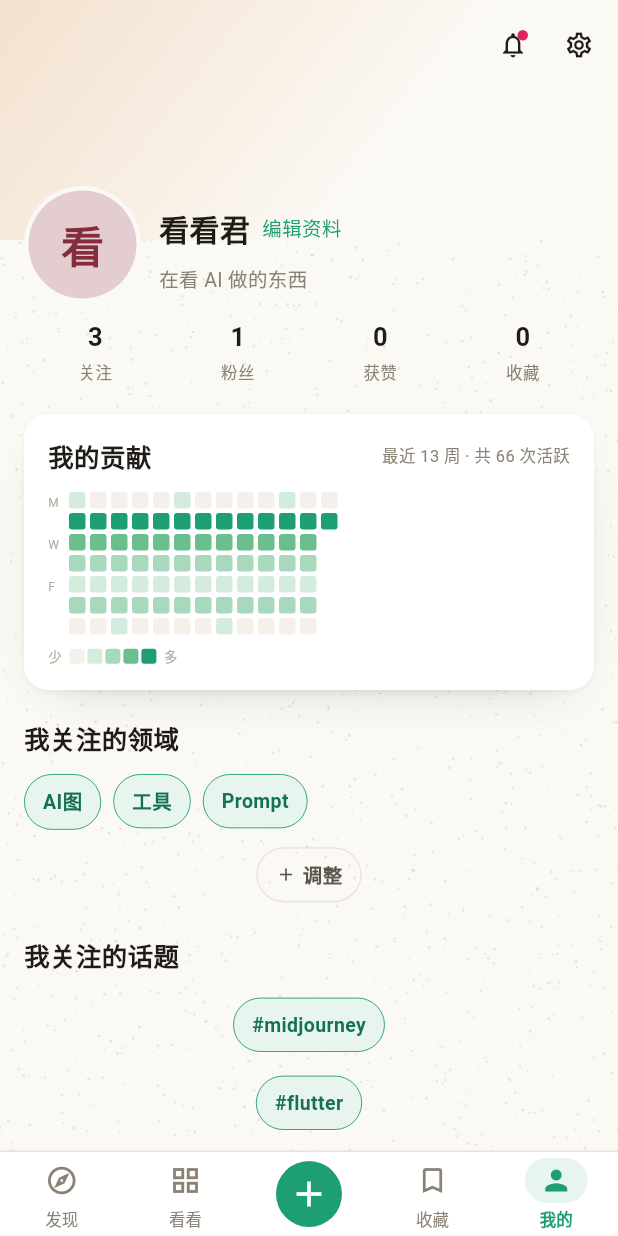
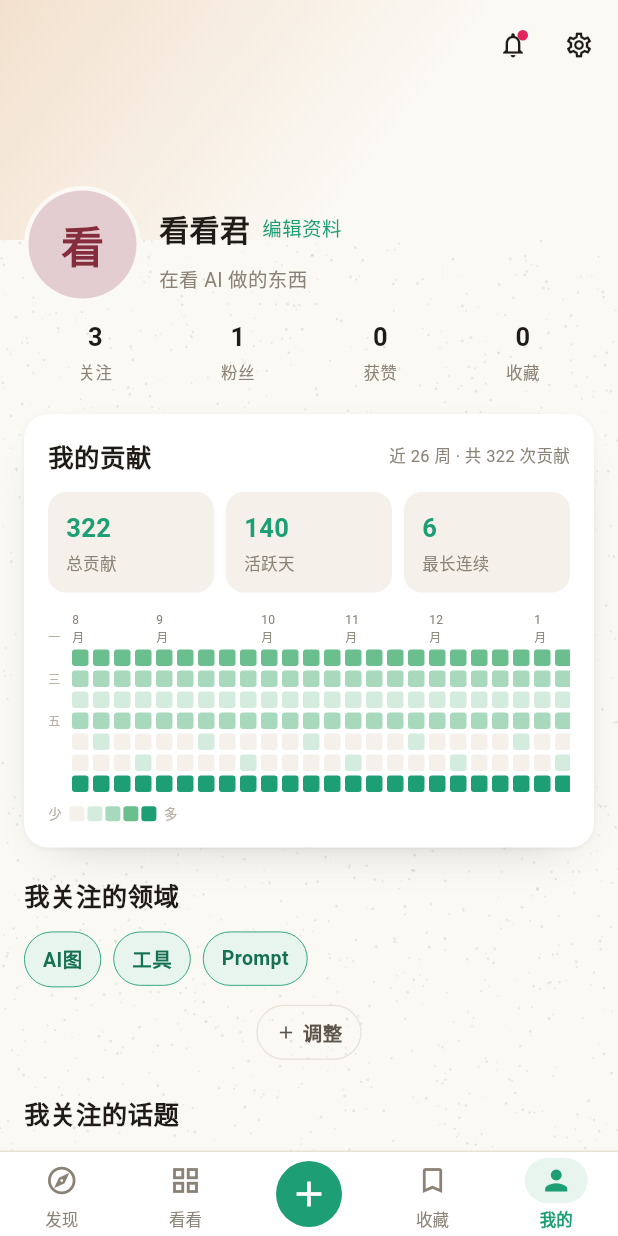
Before and after one commit to lBWtt/kankan-flutter, a Flutter app: the screen it shows after launch, item 5 of the bottom bar chosen, on a phone screen of 412 x 824 dp. Run offline on Flutter 3.47's test engine with Material 3 defaults, Android fonts, the phone set to English and light mode, and no system bars; our stand-ins replace dio, flutter_animate, flutter_riverpod, freezed_annotation, go_router, image_picker and 3 more; network calls fail; Roboto replaces fonts that are missing (JetBrainsMono, NotoSerifSC).

Commit message:
feat: 任务⑯贡献热力图升级(26周+3统计盒+月/星期标签+最长连续)
A. mock 86→182 天(26 周):mockHeatmapCells for(i=181;i>=0;i--),_mockHeatLevel 不用改
B. showStats 一行文字→3 统计盒并排(Expanded 等宽):
  - 总贡献 = cells.fold(sum level)
  - 活跃天 = cells.where(level>0).length
  - 最长连续 = 新算:遍历按日期排序 cells,累计连续 level>0,遇 0 重置,记最大
  - 每盒:大数字 monoLg teal + 小标签 11px t3,bgSubtle 浅底 + 圆角 md
C. 顶部月份标签(每月第一列上方标「N月」)+ 左侧星期标签(一/三/五 中文)
  - 月份:遍历每列首日 cell,月份变则标「N月」
  - 星期:留月份行高度对齐,7 行只标一/三/五(参考 GitHub,原型用中文)
  - 网格保持横向可滚动(SingleChildScrollView,已有)
D. 底部「少 ▢▢▣▣ 多」图例保留
E. me 页贡献卡:头部「最近13周·共N次活跃」→「近26周·共N次贡献」(N=总贡献)
  + 升级后 heatmap(showStats:true 显 3 统计盒,bare 嵌入)
  activity:副文「最近12周」→「近26周」+ 骨架列数 13→26(镜像 26 周)

不动:HeatmapCell 模型/theme/network/路由/其它屏;bare/showStats/showLegend 参数语义不变(activity 依赖,showStats:false 避免重复统计)
铁律:计数全真实(总贡献/活跃天/最长连续都从 cells 真算)/coral0(用 teal/mint 绿阶)/emoji0/大括号 heatmap26:26 activity33:33 me18:18 mock_seed43:43

```diff
--- a/lib/data/seed/mock_seed.dart
+++ b/lib/data/seed/mock_seed.dart
@@ -925,15 +925,15 @@ final mockNotifications = <NotificationItem>[
 ];
 
 // ── 贡献热力图签到数据(me 屏 + activity 屏用,HANDOFF §6.10 真实数据)──
-// 86 cells(约 12 周 × 7 天)。每个值 = 当天贡献数(0/1/2/3/4 档)。
-// 真实场景:Drift 表查 group by date。这里 mock 86 天的分布。
+// 任务⑯:182 cells(26 周 × 7 天)。每个值 = 当天贡献数(0/1/2/3/4 档)。
+// 真实场景:Drift 表查 group by date。这里 mock 182 天的分布。
 // 编造规则(非 ×N 公式,而是确定性 mock 数据):
 //   - 周末贡献少(0-1)
 //   - 周中贡献多(1-3)
 //   - 个别高产日 4
-// 用 _baseMs 反推 86 天的日期,生成稳定 mock。
+// 用 _baseMs 反推 182 天的日期,生成稳定 mock。
 final mockHeatmapCells = <HeatmapCell>[
-  for (var i = 85; i >= 0; i--)
+  for (var i = 181; i >= 0; i--)
     HeatmapCell(
       // 第 i 天的 0 点(本地时区由 DateTime 处理)
       dateMs: _baseMs - i * 86400000,
--- a/lib/features/activity/activity_screen.dart
+++ b/lib/features/activity/activity_screen.dart
@@ -141,7 +141,7 @@ class _ActivityScreenState extends ConsumerState<ActivityScreen> {
                 const SizedBox(height: 4),
                 const SkeletonLine(width: 60, height: 12),
                 const SizedBox(height: KkSpacing.md),
-                // 7×13 网格骨架(镜像 ContributionHeatmap:7 行 × N 列,mock 86 cells → 13 周)
+                // 7×26 网格骨架(镜像 ContributionHeatmap:7 行 × N 列,mock 182 cells → 26 周)
                 Column(
                   children: List.generate(
                     7,
@@ -149,7 +149,7 @@ class _ActivityScreenState extends ConsumerState<ActivityScreen> {
                       padding: const EdgeInsets.only(bottom: 2),
                       child: Row(
                         children: List.generate(
-                          13,
+                          26,
                           (_) => Expanded(
                             child: Padding(
                               padding:
@@ -330,7 +330,7 @@ class _ActivityScreenState extends ConsumerState<ActivityScreen> {
                 Text('贡献热力图', style: KkType.h3),
                 const SizedBox(height: 4),
                 Text(
-                  '最近 12 周',
+                  '近 26 周',
                   style: KkType.bodySm.copyWith(color: KkColors.t3),
                 ),
                 const SizedBox(height: KkSpacing.md),
--- a/lib/features/me/me_screen.dart
+++ b/lib/features/me/me_screen.dart
@@ -122,8 +122,9 @@ class MeScreen extends ConsumerWidget {
   // 5. 我的贡献 卡片(白卡 + bare 热力图嵌入,整卡 → activity)
   // ──────────────────────────────────────────────────────────────────
   Widget _contributionCard(BuildContext context) {
-    // 真实活跃数 = cells 里 level>0 的格子数(非 ×N 编造)
-    final activeDays = mockHeatmapCells.where((c) => c.level > 0).length;
+    // 真实总贡献数 = cells 里所有 level 之和(非 ×N 编造,任务⑯口径)
+    final totalContributions =
+        mockHeatmapCells.fold<int>(0, (s, c) => s + c.level);
     return Tappable(
       onTap: () => context.push(KkRoutes.activity),
       borderRadius: BorderRadius.circular(KkRadius.lg),
@@ -144,16 +145,17 @@ class MeScreen extends ConsumerWidget {
                 Text('我的贡献', style: KkType.h3),
                 const Spacer(),
                 Text(
-                  '最近 13 周 · 共 $activeDays 次活跃',
+                  '近 26 周 · 共 $totalContributions 次贡献',
                   style: KkType.mono.copyWith(color: KkColors.t3, fontSize: 11),
                 ),
               ],
             ),
             const SizedBox(height: KkSpacing.md),
-            // bare 模式:不带自带容器,嵌入本卡(避免双层 bgCard/边框)
+            // 任务⑯:升级后 heatmap(showStats:true 显 3 统计盒),
+            // bare 模式嵌入本卡(避免双层 bgCard/边框)
             ContributionHeatmap(
               cells: mockHeatmapCells,
-              showStats: false,
+              showStats: true,
               showLegend: true,
               bare: true,
             ),
--- a/lib/features/me/widgets/contribution_heatmap.dart
+++ b/lib/features/me/widgets/contribution_heatmap.dart
@@ -4,18 +4,18 @@ import '../../../core/theme/kk_colors.dart';
 import '../../../core/theme/tokens.dart';
 import '../../../data/seed/mock_seed.dart';
 
-/// HANDOFF §6.10 贡献热力图 — 86 cells GridView,真实签到数据。
+/// 贡献热力图 — 任务⑯升级到 web 原型信息量。
 ///
-/// Web 版重灾区:me 屏 / activity 屏用 ×200 编造公式伪造"贡献数"。
-/// Flutter 端从零做对:
-///   - cells 取自 mockHeatmapCells(真实场景 Drift 查 group by date)
-///   - 总贡献数 = cells 里 level > 0 的天数(真实,非 ×N)
-///   - 本月贡献 = 最近 30 天 level > 0 的天数
+/// 升级点(对齐原型 #13):
+///   - 3 统计盒(总贡献 / 活跃天 / 最长连续),真实算自 cells,禁编造 ×N。
+///   - 26 周(182 天)横向可滚动网格。
+///   - 顶部月份标签(每月第一列上方标「N月」)+ 左侧星期标签(一/三/五)。
+///   - 底部「少 ▢▢▣▣ 多」图例保留。
 ///
-/// 视觉:GitHub 风格 5 档色阶。HANDOFF §5:不用蓝/紫,用 mint → teal 渐进。
-/// 布局:7 行(周一到周日)× N 列(周数),约 12-13 列。
+/// 向后兼容:`bare`/`showStats`/`showLegend` 参数语义不变(activity 屏依赖)。
 ///
-/// 零旁白(HANDOFF §3):只标"贡献 N",不写"继续加油"之类引导。
+/// 零旁白(HANDOFF §3):只标真实统计,不写"继续加油"之类引导。
+/// 计数铁律(HANDOFF §6.10):总贡献/活跃天/最长连续全从 cells 真算。
 class ContributionHeatmap extends StatelessWidget {
   /// 单元格列表(从 mock 或 Drift 读)
   final List<HeatmapCell> cells;
@@ -23,7 +23,7 @@ class ContributionHeatmap extends StatelessWidget {
   /// 是否显示图例
   final bool showLegend;
 
-  /// 是否显示统计行
+  /// 是否显示统计行(任务⑯:升级为 3 统计盒)
   final bool showStats;
 
   /// 任务③:无外层 Container(无 bgCard/边框/padding),把内容直接嵌入
@@ -48,12 +48,9 @@ class ContributionHeatmap extends StatelessWidget {
       ..sort((a, b) => a.dateMs.compareTo(b.dateMs));
 
     // 真实统计(HANDOFF §6.10,禁 ×200)
-    final totalDays = sorted.where((c) => c.level > 0).length;
-    final last30 = sorted
-        .skip((sorted.length - 30).clamp(0, sorted.length))
-        .where((c) => c.level > 0)
-        .length;
     final totalContributions = sorted.fold<int>(0, (s, c) => s + c.level);
+    final activeDays = sorted.where((c) => c.level > 0).length;
+    final longestStreak = _longestStreak(sorted);
 
     // 列数:按 7 天分组
     final weeks = (sorted.length / 7).ceil();
@@ -63,31 +60,16 @@ class ContributionHeatmap extends StatelessWidget {
       mainAxisSize: MainAxisSize.min,
       children: [
         if (showStats) ...[
-          Row(
-            crossAxisAlignment: CrossAxisAlignment.end,
-            children: [
-              Text('贡献', style: KkType.bodySm.copyWith(color: KkColors.t3)),
-              const SizedBox(width: KkSpacing.sm),
-              Text(
-                '$totalContributions',
-                style: KkType.monoLg.copyWith(color: KkColors.teal),
-              ),
-              const SizedBox(width: KkSpacing.xs),
-              Text(
-                '· $totalDays 天活跃 · 本月 $last30',
-                style: KkType.bodySm.copyWith(color: KkColors.t3),
-              ),
-            ],
-          ),
+          _statsRow(totalContributions, activeDays, longestStreak),
           const SizedBox(height: KkSpacing.md),
         ],
-        // 热力图主体:横向滚动(小屏可能溢出)
+        // 热力图主体:横向滚动(26 周宽,小屏溢出)
         SingleChildScrollView(
           scrollDirection: Axis.horizontal,
           child: Column(
             crossAxisAlignment: CrossAxisAlignment.start,
             children: [
-              _grid(sorted, weeks),
+              _gridWithMonthLabels(sorted, weeks),
               if (showLegend) ...[
                 const SizedBox(height: KkSpacing.sm),
                 _legend(),
@@ -112,37 +94,117 @@ class ContributionHeatmap extends StatelessWidget {
     );
   }
 
-  Widget _grid(List<HeatmapCell> sorted, int weeks) {
+  /// 任务⑯B:3 统计盒并排(总贡献 / 活跃天 / 最长连续)。
+  /// 真实算自 cells,禁编造。每盒:大数字 + 小标签,浅底 bgSubtle + 圆角 md,Expanded 等宽。
+  Widget _statsRow(int total, int active, int streak) {
     return Row(
-      crossAxisAlignment: CrossAxisAlignment.start,
       children: [
-        // 星期标签列(M/W/F)
-        _weekdayLabels(),
-        const SizedBox(width: KkSpacing.xs),
-        // 周列
-        for (var w = 0; w < weeks; w++) ...[
-          _weekColumn(sorted, w, weeks),
-          if (w < weeks - 1) const SizedBox(width: 3),
-        ],
+        Expanded(child: _StatBox(value: '$total', label: '总贡献')),
+        const SizedBox(width: KkSpacing.sm),
+        Expanded(child: _StatBox(value: '$active', label: '活跃天')),
+        const SizedBox(width: KkSpacing.sm),
+        Expanded(child: _StatBox(value: '$streak', label: '最长连续')),
       ],
     );
   }
 
-  /// 星期标签(只标 M/W/F,参考 GitHub)
+  /// 最长连续(任务⑯B 新算):遍历按日期排序的 cells,
+  /// 累计连续 level>0,遇 0 重置,记最大值。
+  int _longestStreak(List<HeatmapCell> sorted) {
+    var best = 0;
+    var cur = 0;
+    for (final c in sorted) {
+      if (c.level > 0) {
+        cur++;
+        if (cur > best) best = cur;
+      } else {
+        cur = 0;
+      }
+    }
+    return best;
+  }
+
+  /// 任务⑯C:顶部月份标签 + 左侧星期标签 + 网格主体。
+  Widget _gridWithMonthLabels(List<HeatmapCell> sorted, int weeks) {
+    return Row(
+      crossAxisAlignment: CrossAxisAlignment.start,
+      children: [
+        // 左侧星期标签列(占位对齐月份标签高度 + 一/三/五)
+        _weekdayLabels(),
+        const SizedBox(width: KkSpacing.xs),
+        // 右侧:月份标签行 + 周列网格
+        Column(
+          crossAxisAlignment: CrossAxisAlignment.start,
+          children: [
+            _monthLabels(sorted, weeks),
+            const SizedBox(height: 2),
+            Row(
+              crossAxisAlignment: CrossAxisAlignment.start,
+              children: [
+                for (var w = 0; w < weeks; w++) ...[
+                  _weekColumn(sorted, w),
+                  if (w < weeks - 1) const SizedBox(width: 3),
+                ],
+              ],
+            ),
+          ],
+        ),
+      ],
+    );
+  }
+
+  /// 任务⑯C:顶部月份标签 — 每月第一列上方标「N月」。
+  /// 算法:遍历每列首日 cell,若该 cell 的月份 != 上一标过的月份,标「N月」。
+  Widget _monthLabels(List<HeatmapCell> sorted, int weeks) {
+    final labels = <Widget>[];
+    var lastMonth = -1;
+    for (var w = 0; w < weeks; w++) {
+      final idx = w * 7;
+      final dt = idx < sorted.length
+          ? DateTime.fromMillisecondsSinceEpoch(sorted[idx].dateMs)
+          : null;
+      final hasLabel = dt != null && dt.month != lastMonth;
+      if (hasLabel) lastMonth = dt!.month;
+      // 列宽 11 + 间距 3(最后一列无间距),用 SizedBox 占位对齐
+      labels.add(SizedBox(
+        width: 11,
+        child: hasLabel
+            ? Text(
+                '${dt!.month}月',
+                style: TextStyle(
+                  fontSize: 8,
+                  color: KkColors.t3,
+                  fontFamily: 'JetBrainsMono',
+                ),
+              )
+            : const SizedBox(height: 10),
+      ));
+      if (w < weeks - 1) labels.add(const SizedBox(width: 3));
+    }
+    return Row(
+      crossAxisAlignment: CrossAxisAlignment.start,
+      children: labels,
+    );
+  }
+
+  /// 星期标签(只标 一/三/五,参考 GitHub;原型用中文)。
+  /// 高度对齐:每个 cell 11px + 间距 3px,7 行。
   Widget _weekdayLabels() {
     return Column(
       crossAxisAlignment: CrossAxisAlignment.end,
       children: [
-        const SizedBox(height: 1),
-        _label('M'),
+        // 顶部留一行的月份标签高度(对齐月份行)
+        const SizedBox(height: 10),
+        const SizedBox(height: 2),
+        _zhLabel('一'),
         const SizedBox(height: 3),
         const SizedBox(height: 11),
         const SizedBox(height: 3),
-        _label('W'),
+        _zhLabel('三'),
         const SizedBox(height: 3),
         const SizedBox(height: 11),
         const SizedBox(height: 3),
-        _label('F'),
+        _zhLabel('五'),
         const SizedBox(height: 3),
         const SizedBox(height: 11),
         const SizedBox(height: 3),
@@ -150,22 +212,22 @@ class ContributionHeatmap extends StatelessWidget {
     );
   }
 
-  Widget _label(String t) {
+  Widget _zhLabel(String t) {
     return SizedBox(
-      width: 10,
+      width: 12,
       height: 11,
       child: Text(
         t,
         style: TextStyle(
           fontSize: 8,
           color: KkColors.t4,
-          fontFamily: 'JetBrainsMono',
+          fontFamily: 'NotoSerifSC',
         ),
       ),
     );
   }
 
-  Widget _weekColumn(List<HeatmapCell> sorted, int weekIdx, int totalWeeks) {
+  Widget _weekColumn(List<HeatmapCell> sorted, int weekIdx) {
     return Column(
       children: [
         for (var d = 0; d < 7; d++) ...[
@@ -255,3 +317,44 @@ class ContributionHeatmap extends StatelessWidget {
     );
   }
 }
+
+/// 任务⑯B:统计盒(大数字 + 小标签,浅底 bgSubtle + 圆角 md)。
+class _StatBox extends StatelessWidget {
+  final String value;
+  final String label;
+
+  const _StatBox({required this.value, required this.label});
+
+  @override
+  Widget build(BuildContext context) {
+    return Container(
+      padding: const EdgeInsets.symmetric(
+        horizontal: KkSpacing.md,
+        vertical: KkSpacing.md,
+      ),
+      decoration: BoxDecoration(
+        color: KkColors.bgSubtle,
+        borderRadius: BorderRadius.circular(KkRadius.md),
+      ),
+      child: Column(
+        crossAxisAlignment: CrossAxisAlignment.start,
+        mainAxisSize: MainAxisSize.min,
+        children: [
+          Text(
+            value,
+            style: KkType.monoLg.copyWith(color: KkColors.teal),
+          ),
+          const SizedBox(height: 2),
+          Text(
+            label,
+            style: TextStyle(
+              fontSize: 11,
+              color: KkColors.t3,
+              fontFamily: 'NotoSerifSC',
+            ),
+          ),
+        ],
+      ),
+    );
+  }
+}
```
